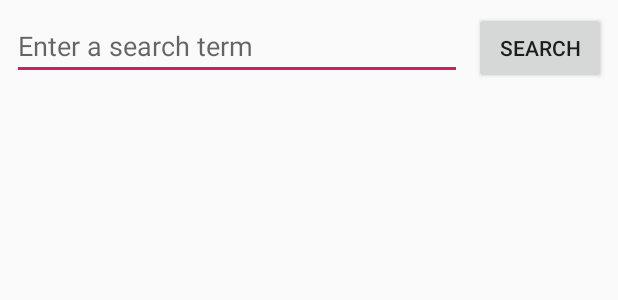
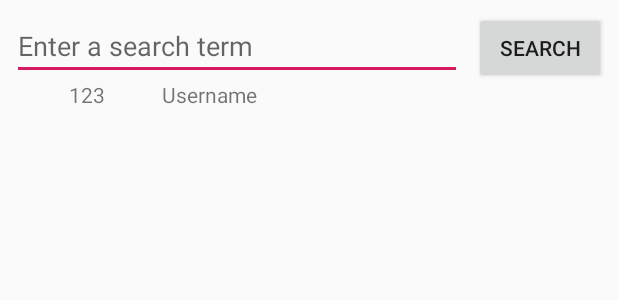
Before and after one commit to JakeSteam/StackOverflowChallenge, an Android app: the layout activity_main.xml on its own in the app's theme, with its tools: preview values and no code run, on a phone screen of 412 x 824 dp. Shown: the top 300 px of the screen. Run offline under Robolectric (Android 15) with nearby library versions, the phone set to English and light mode, and no system bars.

Commit message:
First draft designs

```diff
--- a/app/src/main/res/layout/activity_main.xml
+++ b/app/src/main/res/layout/activity_main.xml
@@ -8,11 +8,11 @@
         tools:context=".MainActivity">
 
     <EditText
-            android:id="@+id/user_edittext"
+            android:id="@+id/search_field"
             android:layout_width="0dp"
             android:layout_height="wrap_content"
             android:inputType="text"
-            app:layout_constraintEnd_toStartOf="@+id/button"
+            app:layout_constraintEnd_toStartOf="@+id/search_button"
             android:layout_marginEnd="8dp"
             app:layout_constraintStart_toStartOf="parent"
             android:layout_marginStart="8dp"
@@ -26,7 +26,21 @@
             android:layout_marginEnd="8dp"
             android:layout_marginTop="8dp"
             app:layout_constraintTop_toTopOf="parent"
-            android:id="@+id/button"
+            android:id="@+id/search_button"
             android:text="Search"/>
 
+    <androidx.recyclerview.widget.RecyclerView
+            android:id="@+id/user_list"
+            android:layout_width="match_parent"
+            android:layout_height="0dp"
+            app:layoutManager="androidx.recyclerview.widget.LinearLayoutManager"
+            app:layout_constraintTop_toBottomOf="@+id/search_field"
+            android:layout_marginBottom="8dp"
+            app:layout_constraintBottom_toBottomOf="parent"
+            app:layout_constraintStart_toStartOf="parent"
+            android:layout_marginStart="8dp"
+            app:layout_constraintEnd_toEndOf="parent"
+            tools:listitem="@layout/element_userrow"
+            android:layout_marginEnd="8dp"/>
+
 </androidx.constraintlayout.widget.ConstraintLayout>
--- /dev/null
+++ b/app/src/main/res/layout/element_userrow.xml
@@ -0,0 +1,17 @@
+<?xml version="1.0" encoding="utf-8"?>
+<LinearLayout xmlns:android="http://schemas.android.com/apk/res/android" xmlns:tools="http://schemas.android.com/tools"
+              android:orientation="horizontal"
+              android:layout_width="match_parent"
+              android:layout_height="match_parent">
+    <TextView
+            android:id="@+id/user_id"
+            android:layout_width="100dp"
+            android:layout_height="wrap_content"
+            android:gravity="center_horizontal"
+            tools:text="123"/>
+    <TextView
+            android:id="@+id/user_name"
+            android:layout_width="match_parent"
+            android:layout_height="wrap_content"
+            tools:text="Username"/>
+</LinearLayout>
```
Also changed, not shown: app/src/main/res/layout/activity_user.xml (added, +49 -0 lines).
